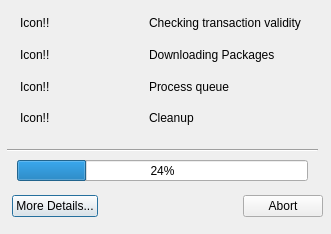
Above: trunk/ui/transactionDialog.ui from drf/shaman1 before the change. Below: the same form after it.
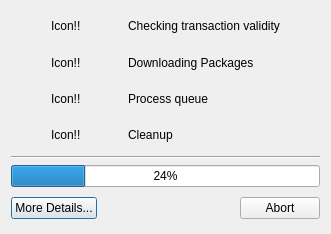
That is the form after the change.

Commit message: add icons and resizable dialogs...

```diff
--- a/trunk/ui/transactionDialog.ui
+++ b/trunk/ui/transactionDialog.ui
@@ -12,109 +12,121 @@
   <property name="windowTitle" >
    <string>Processing Queue...</string>
   </property>
-  <widget class="Line" name="line" >
-   <property name="geometry" >
-    <rect>
-     <x>7</x>
-     <y>140</y>
-     <width>311</width>
-     <height>20</height>
-    </rect>
-   </property>
-   <property name="orientation" >
-    <enum>Qt::Horizontal</enum>
-   </property>
-  </widget>
-  <widget class="QProgressBar" name="progressBar" >
-   <property name="geometry" >
-    <rect>
-     <x>17</x>
-     <y>160</y>
-     <width>291</width>
-     <height>21</height>
-    </rect>
-   </property>
-   <property name="value" >
-    <number>24</number>
-   </property>
-  </widget>
-  <widget class="QWidget" name="" >
-   <property name="geometry" >
-    <rect>
-     <x>20</x>
-     <y>10</y>
-     <width>281</width>
-     <height>121</height>
-    </rect>
-   </property>
    <layout class="QGridLayout" >
     <item row="0" column="0" >
-     <widget class="QLabel" name="label_2" >
-      <property name="text" >
-       <string>Icon!!</string>
-      </property>
-     </widget>
-    </item>
+    <layout class="QGridLayout" >
     <item row="0" column="1" >
+      <widget class="QLabel" name="label_2" >
+       <property name="text" >
+        <string>Icon!!</string>
+       </property>
+      </widget>
+     </item>
+     <item row="0" column="3" >
      <widget class="QLabel" name="label" >
       <property name="text" >
        <string>Checking transaction validity</string>
       </property>
      </widget>
     </item>
-    <item row="1" column="1" >
+     <item row="1" column="3" >
      <widget class="QLabel" name="label_3" >
       <property name="text" >
        <string>Downloading Packages</string>
       </property>
      </widget>
     </item>
-    <item row="2" column="1" >
+     <item row="2" column="3" >
      <widget class="QLabel" name="label_4" >
       <property name="text" >
        <string>Process queue</string>
       </property>
      </widget>
     </item>
-    <item row="3" column="1" >
+     <item row="3" column="3" >
      <widget class="QLabel" name="label_5" >
       <property name="text" >
        <string>Cleanup</string>
       </property>
      </widget>
     </item>
-    <item row="1" column="0" >
+     <item row="1" column="1" >
      <widget class="QLabel" name="label_6" >
       <property name="text" >
        <string>Icon!!</string>
       </property>
      </widget>
     </item>
-    <item row="2" column="0" >
+     <item row="2" column="1" >
      <widget class="QLabel" name="label_7" >
       <property name="text" >
        <string>Icon!!</string>
       </property>
      </widget>
     </item>
-    <item row="3" column="0" >
+     <item row="3" column="1" >
      <widget class="QLabel" name="label_8" >
       <property name="text" >
        <string>Icon!!</string>
       </property>
      </widget>
     </item>
-   </layout>
-  </widget>
-  <widget class="QWidget" name="" >
-   <property name="geometry" >
-    <rect>
-     <x>12</x>
-     <y>190</y>
-     <width>311</width>
-     <height>32</height>
-    </rect>
-   </property>
+     <item row="1" column="0" >
+      <spacer>
+       <property name="orientation" >
+        <enum>Qt::Horizontal</enum>
+       </property>
+       <property name="sizeHint" >
+        <size>
+         <width>40</width>
+         <height>20</height>
+        </size>
+       </property>
+      </spacer>
+     </item>
+     <item row="1" column="2" >
+      <spacer>
+       <property name="orientation" >
+        <enum>Qt::Horizontal</enum>
+       </property>
+       <property name="sizeHint" >
+        <size>
+         <width>40</width>
+         <height>20</height>
+        </size>
+       </property>
+      </spacer>
+     </item>
+     <item row="1" column="4" >
+      <spacer>
+       <property name="orientation" >
+        <enum>Qt::Horizontal</enum>
+       </property>
+       <property name="sizeHint" >
+        <size>
+         <width>40</width>
+         <height>20</height>
+        </size>
+       </property>
+      </spacer>
+     </item>
+    </layout>
+   </item>
+   <item row="1" column="0" >
+    <widget class="Line" name="line" >
+     <property name="orientation" >
+      <enum>Qt::Horizontal</enum>
+     </property>
+    </widget>
+   </item>
+   <item row="2" column="0" >
+    <widget class="QProgressBar" name="progressBar" >
+     <property name="value" >
+      <number>24</number>
+     </property>
+    </widget>
+   </item>
+   <item row="3" column="0" >
    <layout class="QHBoxLayout" >
     <item>
      <widget class="QPushButton" name="showDetails" >
@@ -144,7 +156,8 @@
      </widget>
     </item>
    </layout>
-  </widget>
+   </item>
+  </layout>
  </widget>
  <resources/>
  <connections/>
```
Lines whose indentation alone changed are shown as unchanged. The commit also changes 7 other files.
